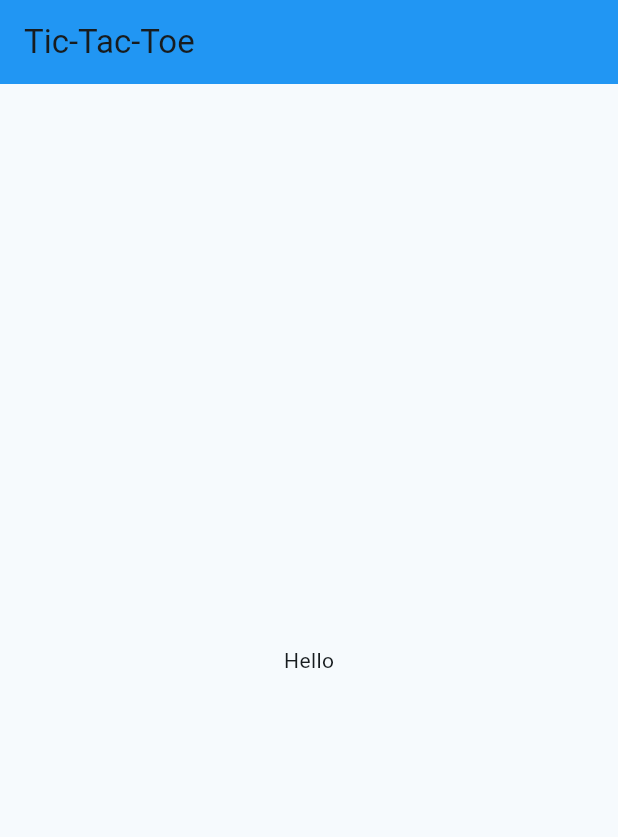
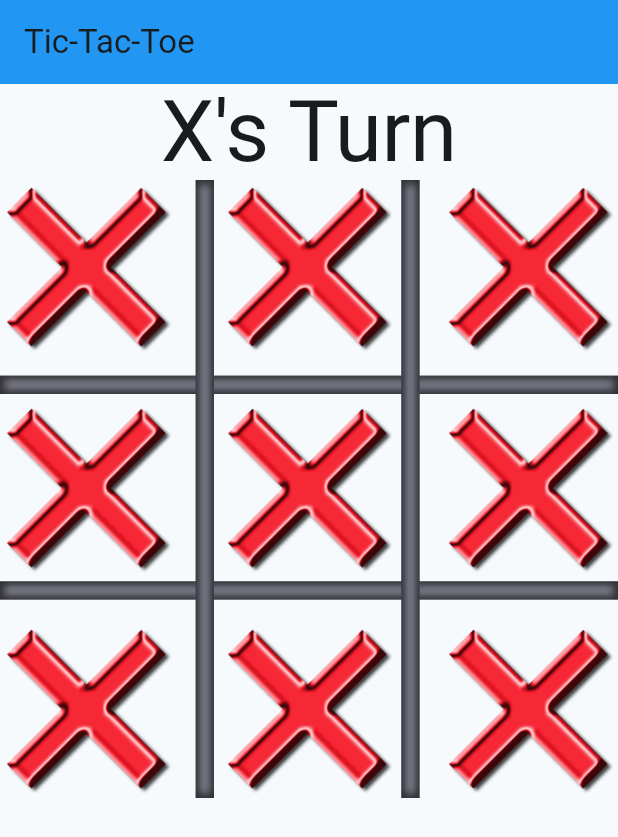
Before and after one commit to CSSE480-Fisher-Fall-2023-2024/Tic-Tac-Toe, a Flutter app: the screen it shows after launch, on a phone screen of 412 x 824 dp. Shown: the top 837 px of the screen. Run offline on Flutter 3.47's test engine with Material 2 defaults, Android fonts, the phone set to English and light mode, and no system bars.

```diff
--- a/tic_tac_toe/lib/tic_tac_toe_page.dart
+++ b/tic_tac_toe/lib/tic_tac_toe_page.dart
@@ -1,4 +1,5 @@
 import 'package:flutter/material.dart';
+import 'package:tic_tac_toe/tic_tac_toe_game.dart';
 
 class TicTacToePage extends StatefulWidget {
   const TicTacToePage({super.key});
@@ -8,15 +9,65 @@ class TicTacToePage extends StatefulWidget {
 }
 
 class _TicTacToePageState extends State<TicTacToePage> {
+  var game = TicTacToeGame();
+
+  String getStateString() {
+    var sString = "";
+    if (game.state == TicTacToeState.xTurn) {
+      sString = "X's Turn";
+    } else if (game.state == TicTacToeState.oTurn) {
+      sString = "O's Turn";
+    } else if (game.state == TicTacToeState.xWon) {
+      sString = "X Wins!";
+    } else if (game.state == TicTacToeState.oWon) {
+      sString = "O Wins!";
+    } else if (game.state == TicTacToeState.tie) {
+      sString = "Tie Game";
+    }
+    return sString;
+  }
+
   @override
   Widget build(BuildContext context) {
+    List<Widget> buttons = [];
+    for (var k = 0; k < 9; k++) {
+      var newButton = Image.asset("assets/images/x.png");
+      buttons.add(newButton);
+    }
+
     return Scaffold(
       appBar: AppBar(
         title: const Text("Tic-Tac-Toe"),
         backgroundColor: Colors.blue,
       ),
       body: Center(
-        child: Text("Hello"),
+        child: Container(
+          // width: 300.0,
+          constraints: const BoxConstraints(maxWidth: 500.0),
+          child: Column(
+            children: [
+              Text(
+                getStateString(),
+                // style: TextStyle(fontSize: 40.0),
+                style: Theme.of(context).textTheme.displayLarge,
+              ),
+              Expanded(
+                child: Stack(
+                  children: [
+                    Image.asset("assets/images/board.png"),
+                    GridView.count(
+                      crossAxisCount: 3,
+                      physics: const NeverScrollableScrollPhysics(),
+                      crossAxisSpacing: 30.0,
+                      mainAxisSpacing: 30.0,
+                      children: buttons,
+                    ),
+                  ],
+                ),
+              ),
+            ],
+          ),
+        ),
       ),
     );
   }
--- a/tic_tac_toe/pubspec.yaml
+++ b/tic_tac_toe/pubspec.yaml
@@ -59,9 +59,8 @@ flutter:
   uses-material-design: true
 
   # To add assets to your application, add an assets section, like this:
-  # assets:
-  #   - images/a_dot_burr.jpeg
-  #   - images/a_dot_ham.jpeg
+  assets:
+    - assets/images/
 
   # An image asset can refer to one or more resolution-specific "variants", see
   # https://flutter.dev/assets-and-images/#resolution-aware
```
Also changed, not shown: tic_tac_toe/lib/tic_tac_toe_game.dart (added, +79 -0 lines), tic_tac_toe/assets/images/blank.png (added), tic_tac_toe/assets/images/board.png (added), tic_tac_toe/assets/images/board_outline.png (added), tic_tac_toe/assets/images/o.png (added), tic_tac_toe/assets/images/x.png (added), tic_tac_toe/assets/images/x_outline.png (added).
